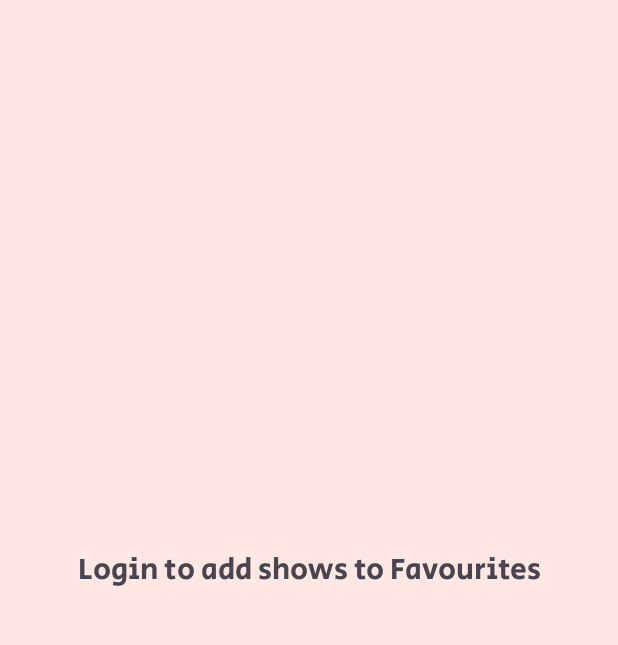
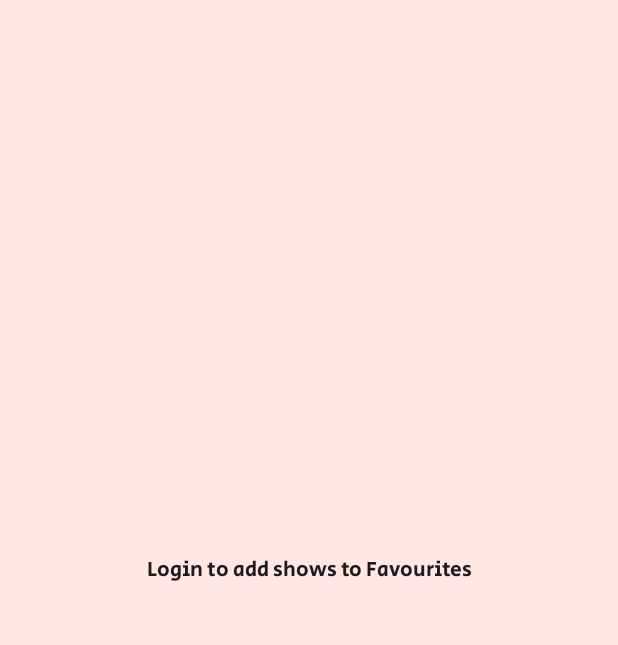
Before and after one commit to melanie-attard/NowShowing, an Android app: the screen it shows after launch (MainActivity), after a tap on "Favourites", on a phone screen of 412 x 824 dp, the part 96-741 px from its top. Run offline under Robolectric (Android 15) with nearby library versions, the phone set to English and light mode, and no system bars; our stand-ins replace Picasso, navigation-ui; pictures from the network do not load; 1 statement that could not run was skipped; 1 other tap on this screen came first.

Commit message:
Initial UI setup for FavouritesFragment

```diff
--- a/app/src/main/java/com/nowshowing/mainFragments/FavouritesFragment.java
+++ b/app/src/main/java/com/nowshowing/mainFragments/FavouritesFragment.java
@@ -1,24 +1,39 @@
 package com.nowshowing.mainFragments;
 
+import android.content.SharedPreferences;
 import android.os.Bundle;
+import android.preference.PreferenceManager;
 import android.view.LayoutInflater;
 import android.view.View;
 import android.view.ViewGroup;
+import android.widget.TextView;
 
 import androidx.annotation.NonNull;
 import androidx.fragment.app.Fragment;
 
+import com.nowshowing.R;
 import com.nowshowing.databinding.FragmentFavouritesBinding;
 
 public class FavouritesFragment extends Fragment {
 
     private FragmentFavouritesBinding binding;
+    SharedPreferences sharedPref;
 
     public View onCreateView(@NonNull LayoutInflater inflater, ViewGroup container, Bundle savedInstanceState) {
-        //GalleryViewModel galleryViewModel = new ViewModelProvider(this).get(GalleryViewModel.class);
-
         binding = FragmentFavouritesBinding.inflate(inflater, container, false);
         View root = binding.getRoot();
+
+        TextView msg = root.findViewById(R.id.no_login_msg);
+        // retrieve shared preferences containing the current user
+        sharedPref = PreferenceManager.getDefaultSharedPreferences(root.getContext().getApplicationContext());
+        String user = sharedPref.getString(getString(R.string.current_user_key), null);
+        if(user == null){
+            // if the user is not logged in, they cannot view their favourites
+            msg.setVisibility(View.VISIBLE);
+        }
+        else{
+            msg.setVisibility(View.INVISIBLE);
+        }
 
         return root;
     }
--- a/app/src/main/res/layout/fragment_favourites.xml
+++ b/app/src/main/res/layout/fragment_favourites.xml
@@ -7,12 +7,13 @@
     tools:context=".mainFragments.FavouritesFragment">
 
     <TextView
-        android:id="@+id/text_gallery"
+        android:id="@+id/no_login_msg"
         android:layout_width="wrap_content"
         android:layout_height="wrap_content"
         android:text="@string/fav_not_logged_in"
         android:textAlignment="center"
-        android:textSize="20sp"
+        android:textAppearance="@style/TextAppearance.AppCompat.Body1"
+        android:visibility="invisible"
         app:layout_constraintBottom_toBottomOf="parent"
         app:layout_constraintEnd_toEndOf="parent"
         app:layout_constraintStart_toStartOf="parent"
```
